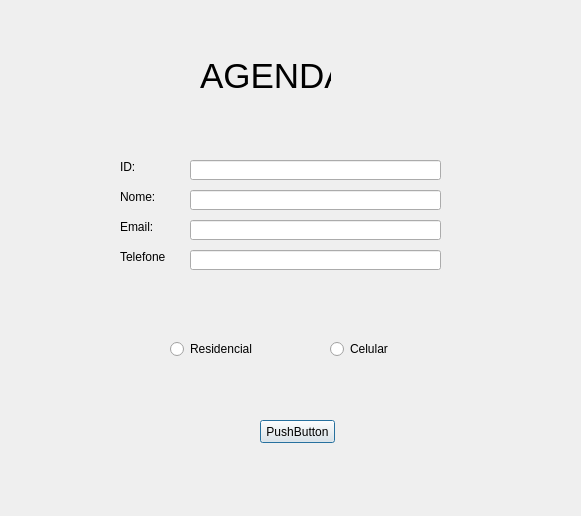
BRun0442/agenda, file Agenda/agenda.ui: the form before one commit.
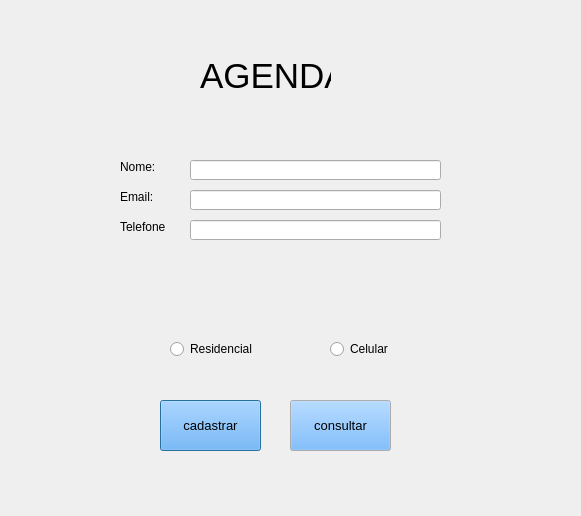
The form after the commit.

```diff
--- a/Agenda/agenda.ui
+++ b/Agenda/agenda.ui
@@ -19,24 +19,11 @@
   <property name="autoFillBackground">
    <bool>false</bool>
   </property>
-  <widget class="QLabel" name="label">
-   <property name="geometry">
-    <rect>
-     <x>120</x>
-     <y>160</y>
-     <width>47</width>
-     <height>13</height>
-    </rect>
-   </property>
-   <property name="text">
-    <string>ID:</string>
-   </property>
-  </widget>
   <widget class="QLabel" name="label_2">
    <property name="geometry">
     <rect>
      <x>120</x>
-     <y>190</y>
+     <y>160</y>
      <width>47</width>
      <height>13</height>
     </rect>
@@ -49,7 +36,7 @@
    <property name="geometry">
     <rect>
      <x>120</x>
-     <y>220</y>
+     <y>190</y>
      <width>47</width>
      <height>13</height>
     </rect>
@@ -65,7 +52,7 @@
    <property name="geometry">
     <rect>
      <x>120</x>
-     <y>250</y>
+     <y>220</y>
      <width>46</width>
      <height>13</height>
     </rect>
@@ -99,16 +86,6 @@
     <rect>
      <x>190</x>
      <y>220</y>
-     <width>251</width>
-     <height>20</height>
-    </rect>
-   </property>
-  </widget>
-  <widget class="QLineEdit" name="lineEdit_4">
-   <property name="geometry">
-    <rect>
-     <x>190</x>
-     <y>250</y>
      <width>251</width>
      <height>20</height>
     </rect>
@@ -164,14 +141,111 @@
   <widget class="QPushButton" name="Cadastrar">
    <property name="geometry">
     <rect>
-     <x>260</x>
-     <y>420</y>
-     <width>75</width>
-     <height>23</height>
+     <x>160</x>
+     <y>400</y>
+     <width>101</width>
+     <height>51</height>
     </rect>
    </property>
+   <property name="palette">
+    <palette>
+     <active>
+      <colorrole role="Button">
+       <brush brushstyle="SolidPattern">
+        <color alpha="255">
+         <red>85</red>
+         <green>170</green>
+         <blue>255</blue>
+        </color>
+       </brush>
+      </colorrole>
+     </active>
+     <inactive>
+      <colorrole role="Button">
+       <brush brushstyle="SolidPattern">
+        <color alpha="255">
+         <red>85</red>
+         <green>170</green>
+         <blue>255</blue>
+        </color>
+       </brush>
+      </colorrole>
+     </inactive>
+     <disabled>
+      <colorrole role="Button">
+       <brush brushstyle="SolidPattern">
+        <color alpha="255">
+         <red>85</red>
+         <green>170</green>
+         <blue>255</blue>
+        </color>
+       </brush>
+      </colorrole>
+     </disabled>
+    </palette>
+   </property>
+   <property name="font">
+    <font>
+     <pointsize>10</pointsize>
+    </font>
+   </property>
    <property name="text">
-    <string>PushButton</string>
+    <string>cadastrar</string>
+   </property>
+  </widget>
+  <widget class="QPushButton" name="consultarContatos">
+   <property name="geometry">
+    <rect>
+     <x>290</x>
+     <y>400</y>
+     <width>101</width>
+     <height>51</height>
+    </rect>
+   </property>
+   <property name="palette">
+    <palette>
+     <active>
+      <colorrole role="Button">
+       <brush brushstyle="SolidPattern">
+        <color alpha="255">
+         <red>85</red>
+         <green>170</green>
+         <blue>255</blue>
+        </color>
+       </brush>
+      </colorrole>
+     </active>
+     <inactive>
+      <colorrole role="Button">
+       <brush brushstyle="SolidPattern">
+        <color alpha="255">
+         <red>85</red>
+         <green>170</green>
+         <blue>255</blue>
+        </color>
+       </brush>
+      </colorrole>
+     </inactive>
+     <disabled>
+      <colorrole role="Button">
+       <brush brushstyle="SolidPattern">
+        <color alpha="255">
+         <red>85</red>
+         <green>170</green>
+         <blue>255</blue>
+        </color>
+       </brush>
+      </colorrole>
+     </disabled>
+    </palette>
+   </property>
+   <property name="font">
+    <font>
+     <pointsize>10</pointsize>
+    </font>
+   </property>
+   <property name="text">
+    <string>consultar</string>
    </property>
   </widget>
  </widget>
```
Left out of the diff: 12 changed lines with no effect on the pictures.
